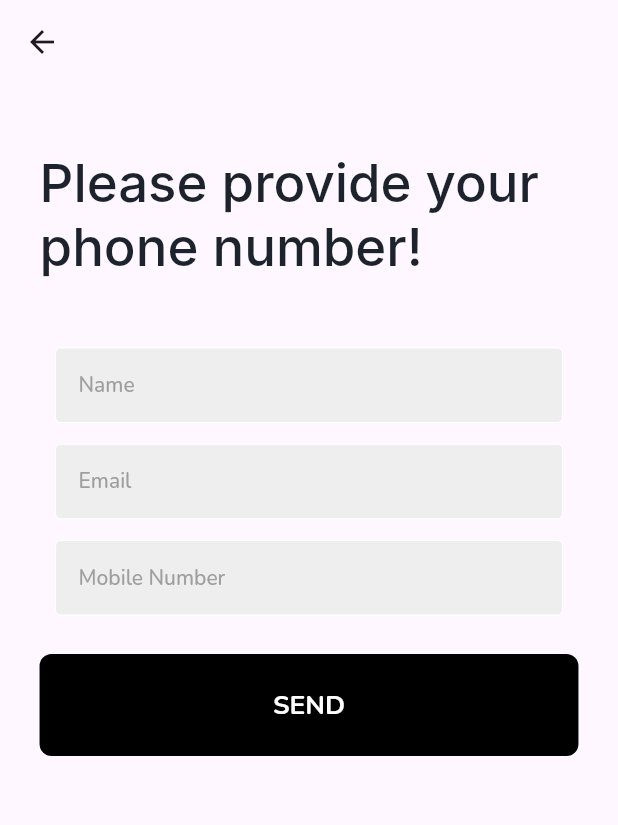
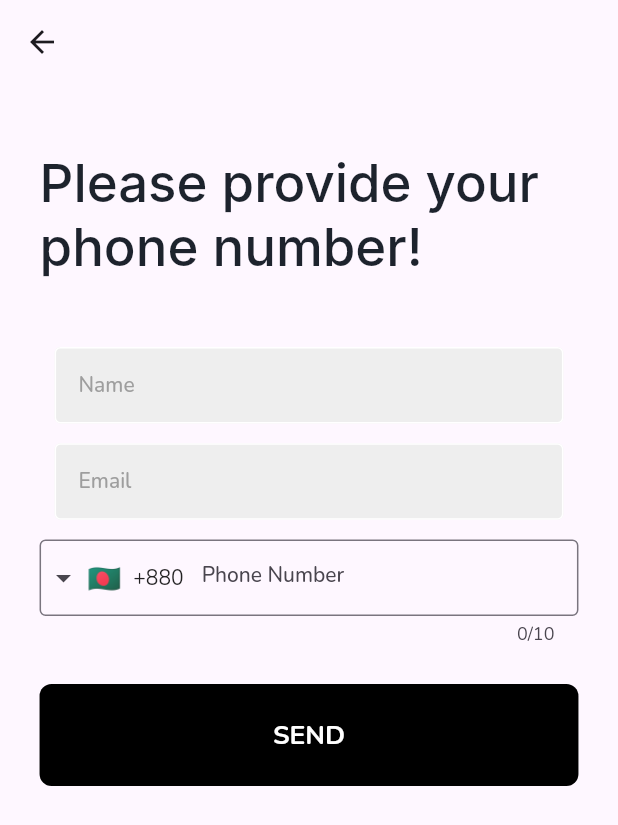
Before and after one commit to WorkPla/FlutterTemplet, a Flutter app: the MobileInfo screen opened directly with empty values, on a phone screen of 412 x 824 dp. Shown: the top 825 px of the screen. Run offline on Flutter 3.47's test engine with Material 2 defaults, Android fonts, the phone set to English and light mode, and no system bars; drawn by our look-alikes of intl_phone_field; our stand-ins replace device_preview, flutter_screenutil, google_fonts, pinput.

Commit message:
- Added country code to user mobile number input text field.

```diff
--- a/lib/features/firebase_auth/mobile_info.dart
+++ b/lib/features/firebase_auth/mobile_info.dart
@@ -1,5 +1,6 @@
 import 'package:flutter/material.dart';
 import 'package:flutter_screenutil/flutter_screenutil.dart';
+import 'package:intl_phone_field/intl_phone_field.dart';
 import 'package:my_flutter_template/TextField/user_name_textField.dart';
 import 'package:my_flutter_template/Buttons/login_button.dart';
 import 'package:my_flutter_template/features/firebase_auth/otp_verify.dart';
@@ -14,6 +15,9 @@ class MobileInfo extends StatefulWidget {
 
 class _MobileInfoState extends State<MobileInfo> {
   final usernameController = TextEditingController();
+
+  var userPhoneNo;
+
   @override
   Widget build(BuildContext context) {
     return new Scaffold(
@@ -50,23 +54,30 @@ class _MobileInfoState extends State<MobileInfo> {
                 obscureText: false,
               ),
               SizedBox(height: 13.h),
-              UserNameField(
-                title: "Mobile Number",
-                controller: usernameController,
-                obscureText: false,
+              IntlPhoneField(
+                decoration: InputDecoration(
+                  labelText: 'Phone Number',
+                  border: OutlineInputBorder(
+                    borderSide: BorderSide(),
+                  ),
+                ),
+                initialCountryCode: 'BD',
+                onChanged: (phone) {
+                  print(phone.completeNumber);
+                  userPhoneNo = phone.completeNumber;
+                },
               ),
               SizedBox(height: 25.h),
               LoginButton(
                 onTap: () {
-                  final mobile = usernameController.text;
-                  print('tap on send otp to $mobile');
+                  print('tap on send otp to $userPhoneNo');
 
                   Navigator.push(
                       context,
                       new MaterialPageRoute(
                           builder: (context) => new OTPVerify(
                                 title: "Verify OTP",
-                                mobile: '$mobile',
+                                mobile: '$userPhoneNo',
                               )));
                 },
                 title: "SEND",
--- a/pubspec.yaml
+++ b/pubspec.yaml
@@ -36,6 +36,7 @@ dependencies:
   # Use with the CupertinoIcons class for iOS style icons.
   cupertino_icons: ^1.0.2
   pinput: ^3.0.0
+  intl_phone_field: ^3.2.0
 
 dev_dependencies:
   flutter_test:
```
Also changed, not shown: pubspec.lock.
